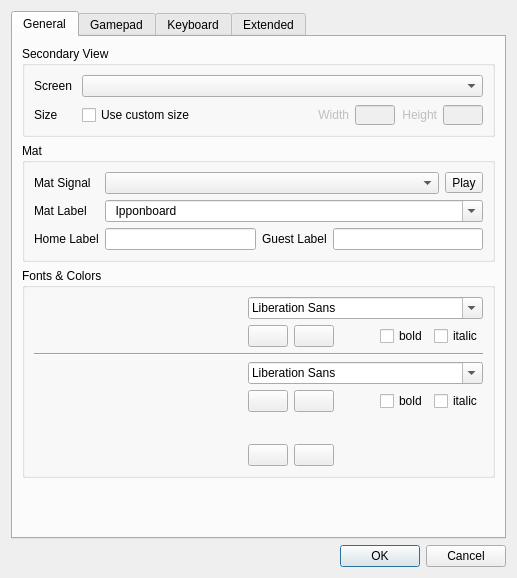
The window that base/SettingsDlg.ui (fmuecke/Ipponboard) describes before a commit, drawn with Qt 5.
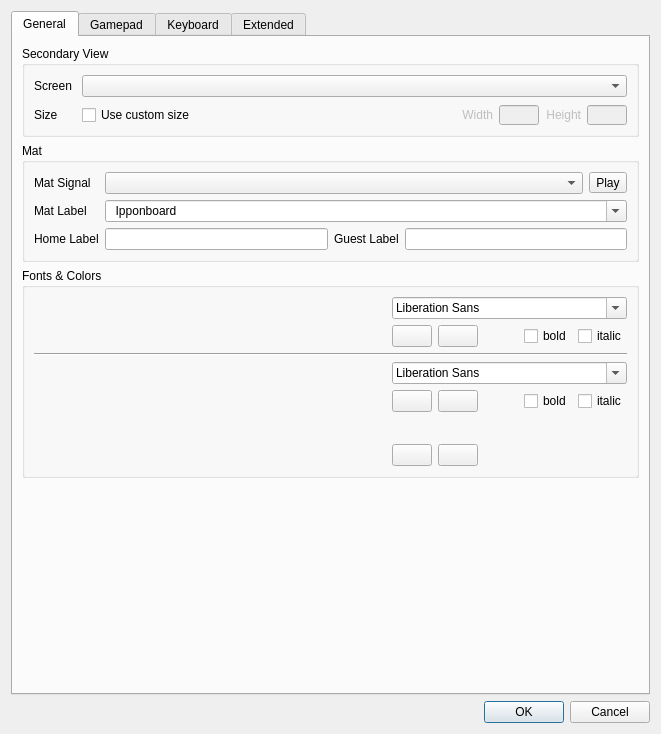
The same window after the commit. The open tabs and pages were chosen to show the change. Icons and pictures are not drawn. Custom widgets are drawn as their Qt base class.

```diff
--- a/base/SettingsDlg.ui
+++ b/base/SettingsDlg.ui
@@ -9,8 +9,8 @@
    <rect>
     <x>0</x>
     <y>0</y>
-    <width>517</width>
-    <height>578</height>
+    <width>661</width>
+    <height>734</height>
    </rect>
   </property>
   <property name="sizePolicy">
```
Left out of the diff: 34 changed lines with no effect on the pictures.
